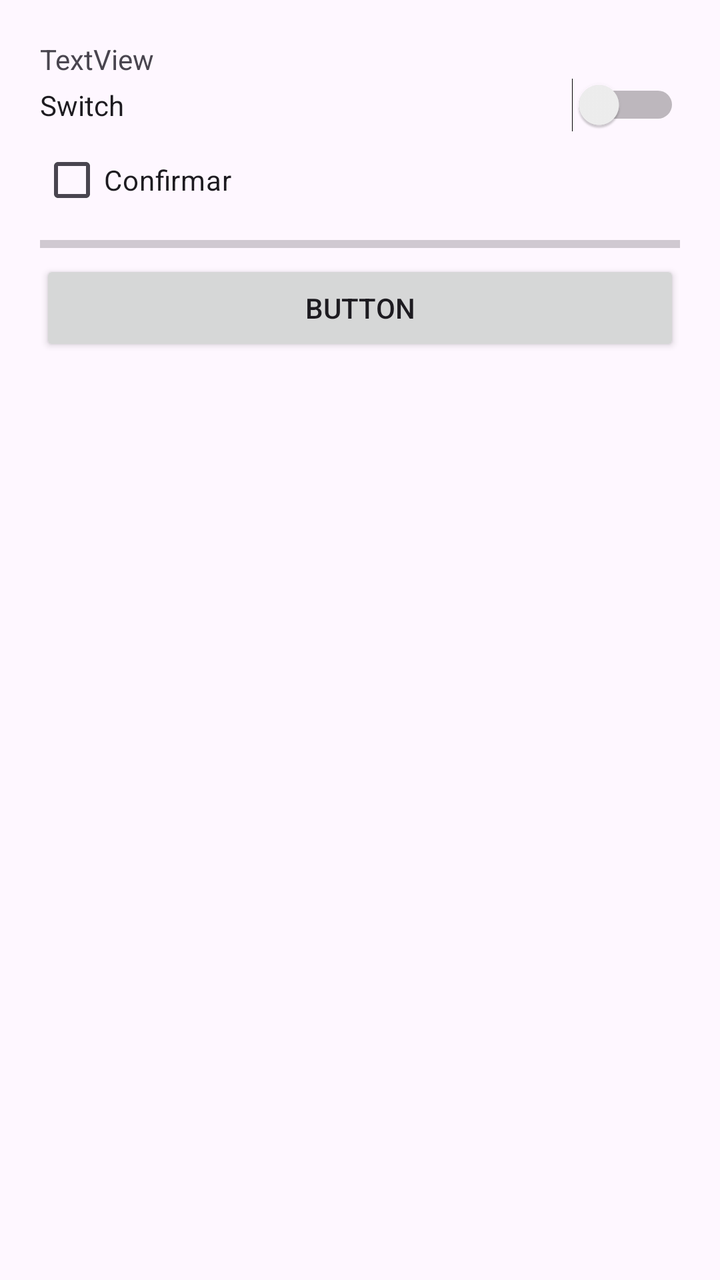
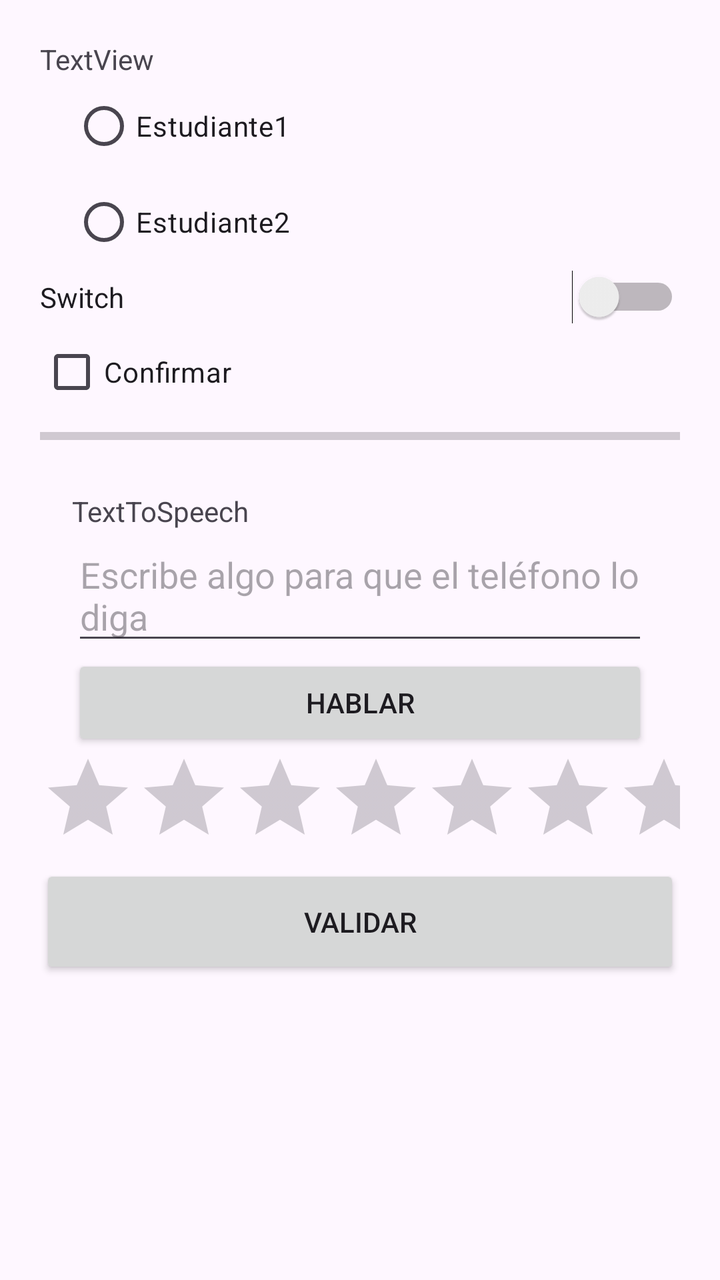

Screens rendered from an Android XML layout before and after an edit, with the pre-edit source and the edit as a unified diff.
<!-- AndroidManifest.xml: application theme Theme.PruebaANDROID -->
<!-- res/layout/activity_menu.xml -->
<?xml version="1.0" encoding="utf-8"?>
<LinearLayout xmlns:android="http://schemas.android.com/apk/res/android"
    xmlns:tools="http://schemas.android.com/tools"
    android:id="@+id/main"
    android:layout_width="match_parent"
    android:layout_height="match_parent"
    android:orientation="vertical"
    android:padding="20dp"
    tools:context=".MenuActivity">

    <TextView
        android:id="@+id/tvBienvenidaSandbox"
        android:layout_width="match_parent"
        android:layout_height="wrap_content"
        android:text="TextView" />

    <Switch
        android:id="@+id/switchIDD"
        android:layout_width="match_parent"
        android:layout_height="wrap_content"
        android:text="Switch" />

    <CheckBox
        android:id="@+id/checkBox"
        android:layout_width="match_parent"
        android:layout_height="wrap_content"
        android:text="@string/confirmarVal" />

    <ProgressBar
        android:id="@+id/progressBar"
        style="?android:attr/progressBarStyleHorizontal"
        android:layout_width="match_parent"
        android:layout_height="wrap_content" />

    <Button
        android:id="@+id/button3"
        android:layout_width="match_parent"
        android:layout_height="wrap_content"
        android:text="Button" />
</LinearLayout>
<!-- resources referenced by this layout -->
<resources>
  <string name="confirmarVal">Confirmar</string>
  <style name="Theme.PruebaANDROID" parent="Base.Theme.PruebaANDROID" />
  <style name="Base.Theme.PruebaANDROID" parent="Theme.Material3.DayNight.NoActionBar">
          
          
      </style>
</resources>

<!-- the commit's change to res/layout/activity_menu.xml (unified diff, before → after) -->
@@ -13,6 +13,25 @@
         android:layout_width="match_parent"
         android:layout_height="wrap_content"
         android:text="TextView" />
+
+    <RadioGroup
+        android:id="@+id/grupoOpciones"
+        android:layout_width="match_parent"
+        android:layout_height="wrap_content"
+        android:layout_marginHorizontal="16dp">
+
+        <RadioButton
+            android:id="@+id/radioOpcion1"
+            android:layout_width="wrap_content"
+            android:layout_height="wrap_content"
+            android:text="Estudiante1" />
+
+        <RadioButton
+            android:id="@+id/radioOpcion2"
+            android:layout_width="wrap_content"
+            android:layout_height="wrap_content"
+            android:text="Estudiante2" />
+    </RadioGroup>
 
     <Switch
         android:id="@+id/switchIDD"
@@ -32,9 +51,35 @@
         android:layout_width="match_parent"
         android:layout_height="wrap_content" />
 
+    <TextView
+        android:layout_width="wrap_content"
+        android:layout_height="wrap_content"
+        android:text="TextToSpeech"
+        android:layout_marginHorizontal="16dp"
+        android:layout_marginTop="20dp"/>
+
+    <EditText
+        android:id="@+id/inputVoz"
+        android:layout_width="match_parent"
+        android:layout_height="wrap_content"
+        android:hint="Escribe algo para que el teléfono lo diga"
+        android:layout_marginHorizontal="16dp"/>
+
+    <Button
+        android:id="@+id/btnHablar"
+        android:layout_width="match_parent"
+        android:layout_height="wrap_content"
+        android:text="Hablar"
+        android:layout_marginHorizontal="16dp"/>
+
+    <RatingBar
+        android:id="@+id/ratingBar"
+        android:layout_width="match_parent"
+        android:layout_height="wrap_content" />
+
     <Button
         android:id="@+id/button3"
         android:layout_width="match_parent"
-        android:layout_height="wrap_content"
-        android:text="Button" />
+        android:layout_height="57dp"
+        android:text="@string/validarr" />
 </LinearLayout>
<!-- resource entries referenced after the edit -->
@@ -1,6 +1,7 @@
 <!-- resources referenced by this layout -->
 <resources>
   <string name="confirmarVal">Confirmar</string>
+  <string name="validarr">Validar</string>
   <style name="Theme.PruebaANDROID" parent="Base.Theme.PruebaANDROID" />
   <style name="Base.Theme.PruebaANDROID" parent="Theme.Material3.DayNight.NoActionBar">
           
